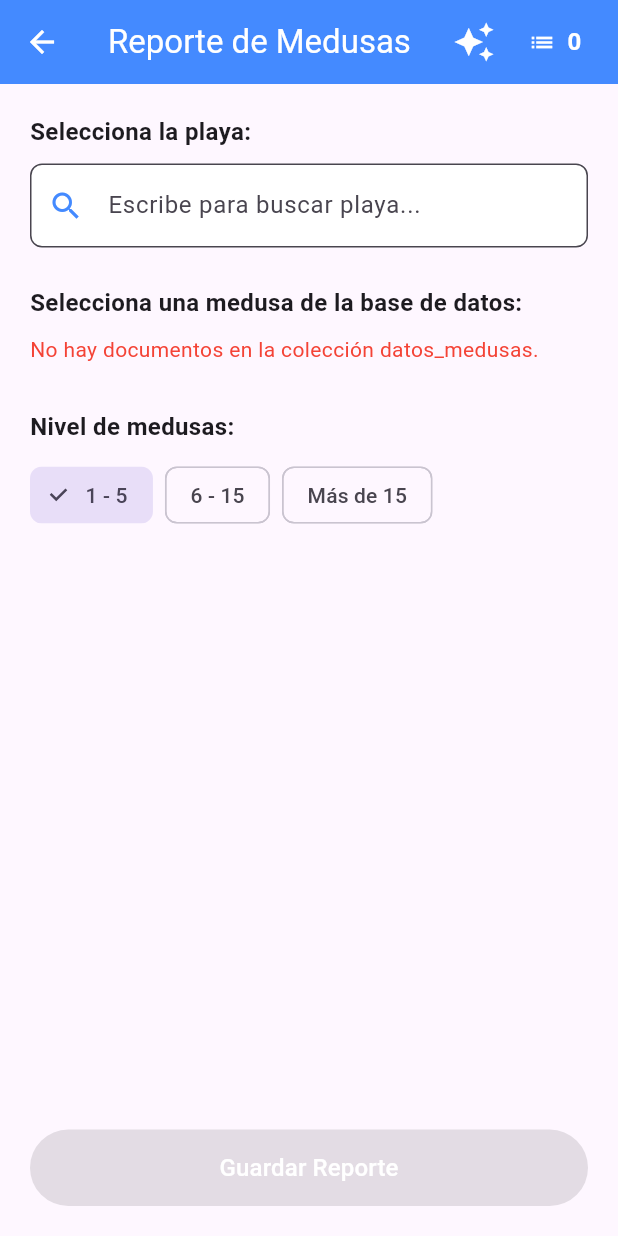
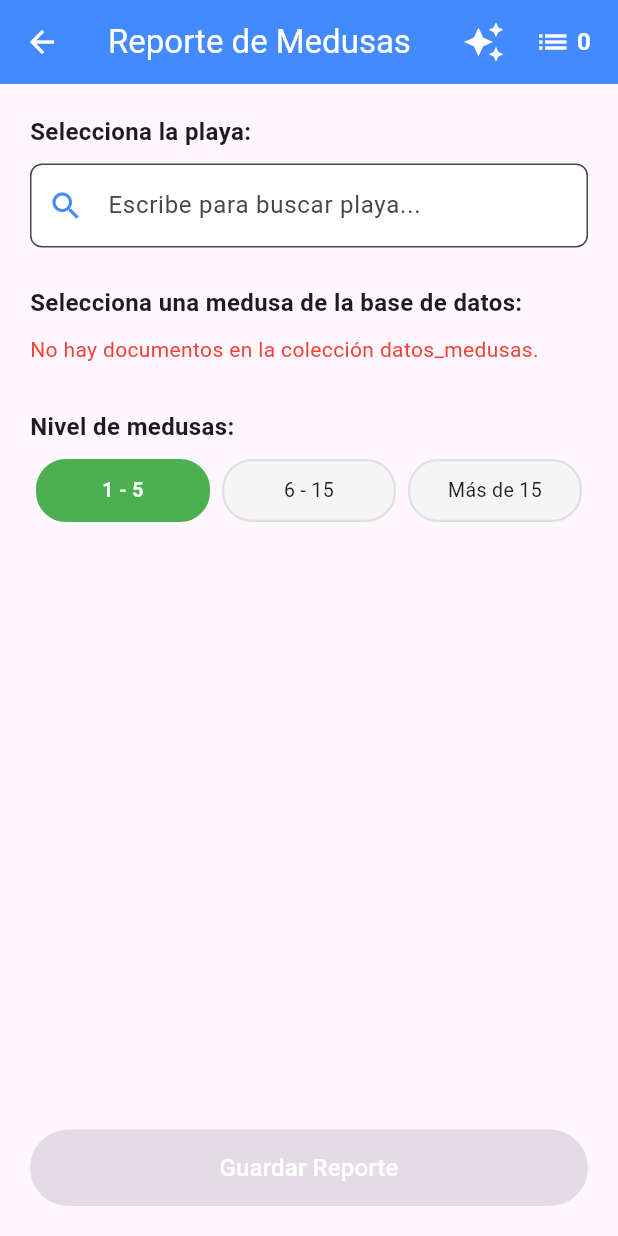
Before and after one commit to javega2026/temperatura_api, a Flutter app: the FormularioMedusasPantalla screen opened directly, on a phone screen of 412 x 824 dp. Run offline on Flutter 3.47's test engine with Material 3 defaults, Android fonts, the phone set to English and light mode, and no system bars; our stand-ins replace cloud_firestore, dio, firebase_analytics, firebase_auth, firebase_core, fl_chart and 2 more; accounts and stored records are empty.

Commit message:
todo ok carpetas repartidas

```diff
--- a/lib/vistas/formulario_medusas_pantalla/formulario_medusas_pantalla.dart
+++ b/lib/vistas/formulario_medusas_pantalla/formulario_medusas_pantalla.dart
@@ -5,9 +5,8 @@ import 'package:meteoflutter/models/reporte_medusa_modelo.dart';
 
 import 'package:meteoflutter/vistas/pantalla_ia/pantalla_ia.dart';
 
-
-import 'package:meteoflutter/widgets/usuario_guarda_medusa/widget_selector_playa.dart';
-import 'package:meteoflutter/widgets/usuario_guarda_medusa/widget_selector_medusa.dart';
+import 'package:meteoflutter/vistas/lista_reportes_medusas/widget_selector_playa.dart';
+import 'package:meteoflutter/vistas/lista_reportes_medusas/widget_selector_medusa.dart';
 
 import 'widgets_formulario_medusas_pantalla.dart';
 
@@ -32,9 +31,12 @@ class _FormularioMedusasPantallaState extends State<FormularioMedusasPantalla> {
   String nivelMedusas = '1 - 5';
   final List<String> opcionesMedusas = ['1 - 5', '6 - 15', 'Más de 15'];
 
+  Key _keyPlaya = UniqueKey();
+  Key _keyMedusa = UniqueKey();
+
 Future<void> _guardarReporte() async {
   final ahora = DateTime.now();
-    final formatoFecha = '${ahora.day}/${ahora.month}/${ahora.year} - ${ahora.hour.toString().padLeft(2, '0')}:${ahora.minute.toString().padLeft(2, '0')}';
+  final formatoFecha = '${ahora.day.toString().padLeft(2, '0')}/${ahora.month.toString().padLeft(2, '0')}/${ahora.year} - ${ahora.hour.toString().padLeft(2, '0')}:${ahora.minute.toString().padLeft(2, '0')}';
 
   final playaSeleccionadaObj = playasAndalucia.firstWhere((p) => p.id == playaIdSeleccionada);
 
@@ -51,26 +53,35 @@ class _FormularioMedusasPantallaState extends State<FormularioMedusasPantalla> {
   );
 
   try {
+    // Convertimos el modelo a Map y añadimos el timestamp del servidor para poder ordenar
+    final datosAInsertar = nuevoReporte.toMap();
+    datosAInsertar['timestamp'] = FieldValue.serverTimestamp();
+
     await FirebaseFirestore.instance
         .collection('reportes_medusas')
-          .add(nuevoReporte.toMap());
+        .add(datosAInsertar);
 
     setState(() {
       playaIdSeleccionada = null;
       nombrePlayaSeleccionada = null;
       latitudPlayaSeleccionada = null;
       longitudPlayaSeleccionada = null;
+
       medusaIdSeleccionada = null;
       nombreMedusaSeleccionada = null;
       nombreEspecificoMedusa = null;
       imagenMedusaUrl = null;
+
       nivelMedusas = '1 - 5';
+
+      _keyPlaya = UniqueKey();
+      _keyMedusa = UniqueKey();
     });
 
     if (mounted) {
       ScaffoldMessenger.of(context).showSnackBar(
         const SnackBar(
-            content: Text('¡Reporte con coordenadas guardado en Firebase con éxito! 🌊'),
+          content: Text('¡Reporte guardado con éxito! 🌊'),
           backgroundColor: Colors.green,
           behavior: SnackBarBehavior.floating,
           duration: Duration(seconds: 3),
@@ -93,6 +104,7 @@ class _FormularioMedusasPantallaState extends State<FormularioMedusasPantalla> {
   @override
   Widget build(BuildContext context) {
     return Scaffold(
+      resizeToAvoidBottomInset: false,
 appBar: AppBar(
   title: const Text('Reporte de Medusas'),
   backgroundColor: Colors.blueAccent,
@@ -115,8 +127,13 @@ class _FormularioMedusasPantallaState extends State<FormularioMedusasPantalla> {
         padding: const EdgeInsets.all(20.0),
         child: Column(
           crossAxisAlignment: CrossAxisAlignment.start,
+          mainAxisAlignment: MainAxisAlignment.spaceBetween,
+          children: [
+            Column(
+              crossAxisAlignment: CrossAxisAlignment.start,
               children: [
                 WidgetSelectorPlaya(
+                  key: _keyPlaya,
                   playaIdSeleccionada: playaIdSeleccionada,
                   onPlayaSelected: (PlayaModelo? playa) {
                     setState(() {
@@ -138,6 +155,7 @@ class _FormularioMedusasPantallaState extends State<FormularioMedusasPantalla> {
                 const SizedBox(height: 25),
 
                 WidgetSelectorMedusa(
+                  key: _keyMedusa,
                   medusaIdSeleccionada: medusaIdSeleccionada,
                   onMedusaSelected: (value) async {
                     setState(() {
@@ -172,13 +190,11 @@ class _FormularioMedusasPantallaState extends State<FormularioMedusasPantalla> {
                   nivelSeleccionado: nivelMedusas,
                   opciones: opcionesMedusas,
                   onNivelChanged: (nuevoNivel) {
-                setState(() {
                     nivelMedusas = nuevoNivel;
-                });
                   },
                 ),
-
-            const Spacer(),
+              ],
+            ),
 
             SizedBox(
               width: double.infinity,
--- a/lib/vistas/formulario_medusas_pantalla/widgets_formulario_medusas_pantalla.dart
+++ b/lib/vistas/formulario_medusas_pantalla/widgets_formulario_medusas_pantalla.dart
@@ -2,7 +2,7 @@ import 'package:flutter/material.dart';
 import 'package:cloud_firestore/cloud_firestore.dart';
 import 'package:meteoflutter/vistas/pantalla_lista_reportes/pantalla_lista_reportes.dart';
 
-class WidgetSelectorNivelMedusas extends StatelessWidget {
+class WidgetSelectorNivelMedusas extends StatefulWidget {
   final String nivelSeleccionado;
   final List<String> opciones;
   final ValueChanged<String> onNivelChanged;
@@ -15,6 +15,42 @@ class WidgetSelectorNivelMedusas extends StatelessWidget {
   });
 
   @override
+  State<WidgetSelectorNivelMedusas> createState() => _WidgetSelectorNivelMedusasState();
+}
+
+class _WidgetSelectorNivelMedusasState extends State<WidgetSelectorNivelMedusas> {
+  late String _nivelActual;
+
+  @override
+  void initState() {
+    super.initState();
+    _nivelActual = widget.nivelSeleccionado;
+  }
+
+  @override
+  void didUpdateWidget(covariant WidgetSelectorNivelMedusas oldWidget) {
+    super.didUpdateWidget(oldWidget);
+    if (oldWidget.nivelSeleccionado != widget.nivelSeleccionado) {
+      setState(() {
+        _nivelActual = widget.nivelSeleccionado;
+      });
+    }
+  }
+
+  Color _obtenerColorNivel(String nivel) {
+    switch (nivel) {
+      case '1 - 5':
+        return Colors.green;
+      case '6 - 15':
+        return Colors.orange;
+      case 'Más de 15':
+        return Colors.red;
+      default:
+        return Colors.grey;
+    }
+  }
+
+  @override
   Widget build(BuildContext context) {
     return Column(
       crossAxisAlignment: CrossAxisAlignment.start,
@@ -24,19 +60,44 @@ class WidgetSelectorNivelMedusas extends StatelessWidget {
           style: TextStyle(fontSize: 16, fontWeight: FontWeight.bold),
         ),
         const SizedBox(height: 10),
-        Wrap(
-          spacing: 8.0,
-          runSpacing: 4.0,
-          alignment: WrapAlignment.start,
-          children: opciones.map((opcion) {
-            return ChoiceChip(
-              label: Text(opcion),
-              selected: nivelSeleccionado == opcion,
-              onSelected: (selected) {
-                if (selected) {
-                  onNivelChanged(opcion);
-                }
-              },
+        Row(
+          children: widget.opciones.map((opcion) {
+            final isSelected = _nivelActual == opcion;
+            final colorBase = _obtenerColorNivel(opcion);
+
+            return Expanded(
+              child: Padding(
+                padding: const EdgeInsets.symmetric(horizontal: 4.0),
+                child: GestureDetector(
+                  onTap: () {
+                    setState(() {
+                      _nivelActual = opcion;
+                    });
+                    widget.onNivelChanged(opcion);
+                  },
+                  child: Container(
+                    height: 42,
+                    alignment: Alignment.center,
+                    decoration: BoxDecoration(
+                      color: isSelected ? colorBase : Colors.grey.shade100,
+                      borderRadius: BorderRadius.circular(20),
+                      border: Border.all(
+                        color: isSelected ? colorBase : Colors.grey.shade300,
+                        width: 1.5,
+                      ),
+                    ),
+                    child: Text(
+                      opcion,
+                      textAlign: TextAlign.center,
+                      style: TextStyle(
+                        color: isSelected ? Colors.white : Colors.black87,
+                        fontWeight: isSelected ? FontWeight.bold : FontWeight.normal,
+                        fontSize: 13,
+                      ),
+                    ),
+                  ),
+                ),
+              ),
             );
           }).toList(),
         ),
@@ -51,18 +112,20 @@ class BotonContadorReportes extends StatelessWidget {
   @override
   Widget build(BuildContext context) {
     return StreamBuilder<QuerySnapshot>(
-      stream: FirebaseFirestore.instance.collection('reportes_medusas').snapshots(),
+      stream: FirebaseFirestore.instance
+          .collection('reportes_medusas')
+          .snapshots(),
       builder: (context, snapshot) {
-        int totalReportes = 0;
+        String totalTexto = '...';
         if (snapshot.hasData) {
-          totalReportes = snapshot.data!.docs.length;
+          totalTexto = '${snapshot.data!.docs.length}';
         }
 
         return Padding(
           padding: const EdgeInsets.only(right: 8.0),
-          child: TextButton.icon(
-            style: TextButton.styleFrom(foregroundColor: Colors.white),
-            onPressed: () {
+          child: InkWell(
+            borderRadius: BorderRadius.circular(20),
+            onTap: () {
               Navigator.push(
                 context,
                 MaterialPageRoute(
@@ -70,12 +133,22 @@ class BotonContadorReportes extends StatelessWidget {
                 ),
               );
             },
-            icon: const Icon(Icons.list, color: Colors.white),
-            label: Text(
-              '$totalReportes',
-              style: const TextStyle(
-                fontSize: 16,
-                fontWeight: FontWeight.bold,
+            child: Padding(
+              padding: const EdgeInsets.symmetric(horizontal: 10.0, vertical: 6.0),
+              child: Row(
+                mainAxisSize: MainAxisSize.min,
+                children: [
+                  const Icon(Icons.list, color: Colors.white),
+                  const SizedBox(width: 4),
+                  Text(
+                    totalTexto,
+                    style: const TextStyle(
+                      color: Colors.white,
+                      fontSize: 16,
+                      fontWeight: FontWeight.bold,
+                    ),
+                  ),
+                ],
               ),
             ),
           ),
--- a/lib/vistas/pantalla_lista_reportes/pantalla_lista_reportes.dart
+++ b/lib/vistas/pantalla_lista_reportes/pantalla_lista_reportes.dart
@@ -1,7 +1,7 @@
 import 'package:flutter/material.dart';
 import 'package:cloud_firestore/cloud_firestore.dart';
 import 'package:meteoflutter/models/reporte_medusa_modelo.dart';
-import 'package:meteoflutter/widgets/usuario_guarda_medusa/_card_reporte.dart';
+import 'package:meteoflutter/vistas/lista_reportes_medusas/_card_reporte.dart';
 
 class PantallaListaReportes extends StatefulWidget {
   const PantallaListaReportes({super.key});
```
Also changed, not shown: lib/vistas/lista_reportes_medusas/_card_reporte.dart (renamed from lib/widgets/usuario_guarda_medusa/_card_reporte.dart), lib/vistas/lista_reportes_medusas/widget_selector_medusa.dart (renamed from lib/widgets/usuario_guarda_medusa/widget_selector_medusa.dart), lib/vistas/lista_reportes_medusas/widget_selector_playa.dart (renamed from lib/widgets/usuario_guarda_medusa/widget_selector_playa.dart). Lines whose indentation alone changed are shown as unchanged.
